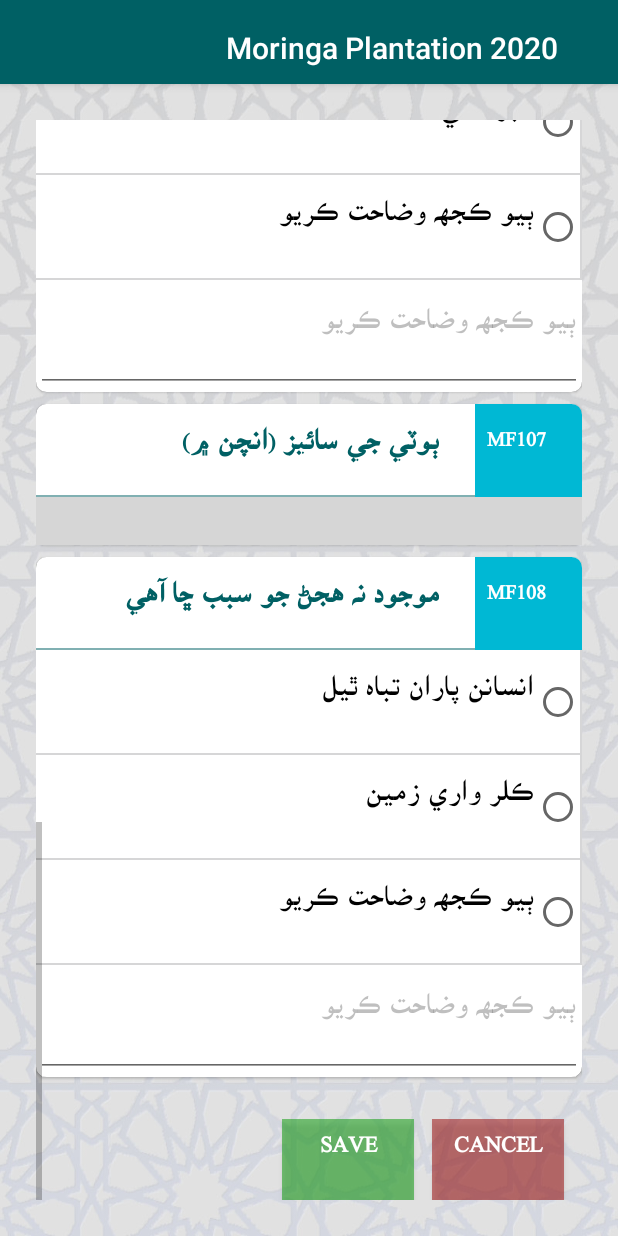
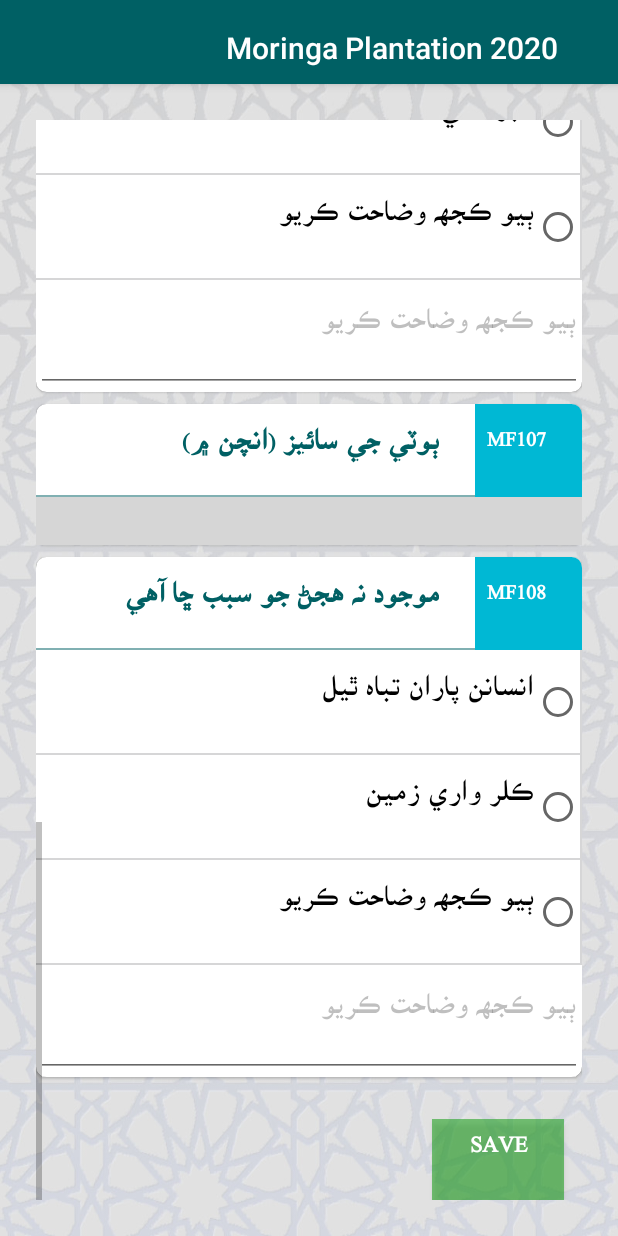
Before and after one commit to indus1530/MoringaPlantation, an Android app: the SectionAActivity screen opened directly, with no data from a screen before it, scrolled down 1448 dp, on a phone screen of 412 x 824 dp. Run offline under Robolectric (Android 15) with nearby library versions, the phone set to English and light mode, and no system bars; our stand-ins replace data binding; libraries missing offline, so code that uses them is left out: com.edittextpicker.aliazaz, com.validatorcrawler.aliazaz; plain views replace DatePickerEditText, EditTextPicker; Roboto replaces fonts that are not available here; 6 statements that could not run were skipped; grey boxes are pictures that could not be loaded.

```diff
--- a/app/src/main/java/edu/aku/hassannaqvi/moringaPlantation/contracts/FormsContract.java
+++ b/app/src/main/java/edu/aku/hassannaqvi/moringaPlantation/contracts/FormsContract.java
@@ -31,8 +31,8 @@ public class FormsContract {
         public static final String COLUMN_MF106x = "mf106x";
         public static final String COLUMN_MF107 = "mf107";
         public static final String COLUMN_MF107x = "mf107x";
-        public static final String COLUMN_MF108 = "MF108";
-        public static final String COLUMN_MF108x = "MF108x";
+        public static final String COLUMN_MF108 = "mf108";
+        public static final String COLUMN_MF108x = "mf108x";
         public static final String COLUMN_SB = "sB";
         public static final String COLUMN_ISTATUS = "istatus";
         public static final String COLUMN_ISTATUS96x = "istatus96x";
--- a/app/src/main/java/edu/aku/hassannaqvi/moringaPlantation/models/Form.java
+++ b/app/src/main/java/edu/aku/hassannaqvi/moringaPlantation/models/Form.java
@@ -464,7 +464,7 @@ public class Form extends LiveData<Form> {
         JSONObject json = new JSONObject();
 
         try {
-            json.put("mf101", mf101)
+            json/*.put("mf101", mf101)*/
                     /*.put("s2q101x", s2q101x)
                     .put("s2q102", s2q102)
                     .put("s2q102x", s2q102x)
--- a/app/src/main/res/layout/activity_section_a.xml
+++ b/app/src/main/res/layout/activity_section_a.xml
@@ -519,7 +519,7 @@
                 android:layout_marginTop="24dp"
                 android:orientation="horizontal">
 
-                <Button
+                <!--<Button
                     android:id="@+id/btn_End"
                     android:layout_width="wrap_content"
                     android:layout_height="wrap_content"
@@ -527,7 +527,7 @@
                     android:background="@color/red_overlay"
                     android:onClick="@{() -> callback.BtnEnd()}"
                     android:text="Cancel"
-                    android:textColor="@color/white" />
+                    android:textColor="@color/white" />-->
 
                 <Button
                     android:id="@+id/btn_Continue"
--- a/app/src/main/res/layout/activity_section_b.xml
+++ b/app/src/main/res/layout/activity_section_b.xml
@@ -56,7 +56,7 @@
                             android:text="@string/Q_mp101" />
                     </RelativeLayout>
 
-                    <EditText
+                    <io.blackbox_vision.datetimepickeredittext.view.DatePickerEditText
                         android:id="@+id/mp101"
                         android:layout_width="match_parent"
                         android:layout_height="wrap_content"
@@ -480,7 +480,7 @@
                 android:layout_marginTop="24dp"
                 android:orientation="horizontal">
 
-                <Button
+                <!--<Button
                     android:id="@+id/btn_End"
                     android:layout_width="wrap_content"
                     android:layout_height="wrap_content"
@@ -488,7 +488,7 @@
                     android:background="@color/red_overlay"
                     android:onClick="@{() -> callback.BtnEnd()}"
                     android:text="Cancel"
-                    android:textColor="@color/white" />
+                    android:textColor="@color/white" />-->
 
                 <Button
                     android:id="@+id/btn_Continue"
```
Also changed, not shown: app/src/main/java/edu/aku/hassannaqvi/moringaPlantation/ui/sections/SectionAActivity.java (+4 -5 lines), app/src/main/java/edu/aku/hassannaqvi/moringaPlantation/ui/sections/SectionBActivity.java (+4 -6 lines), 1 other file.
